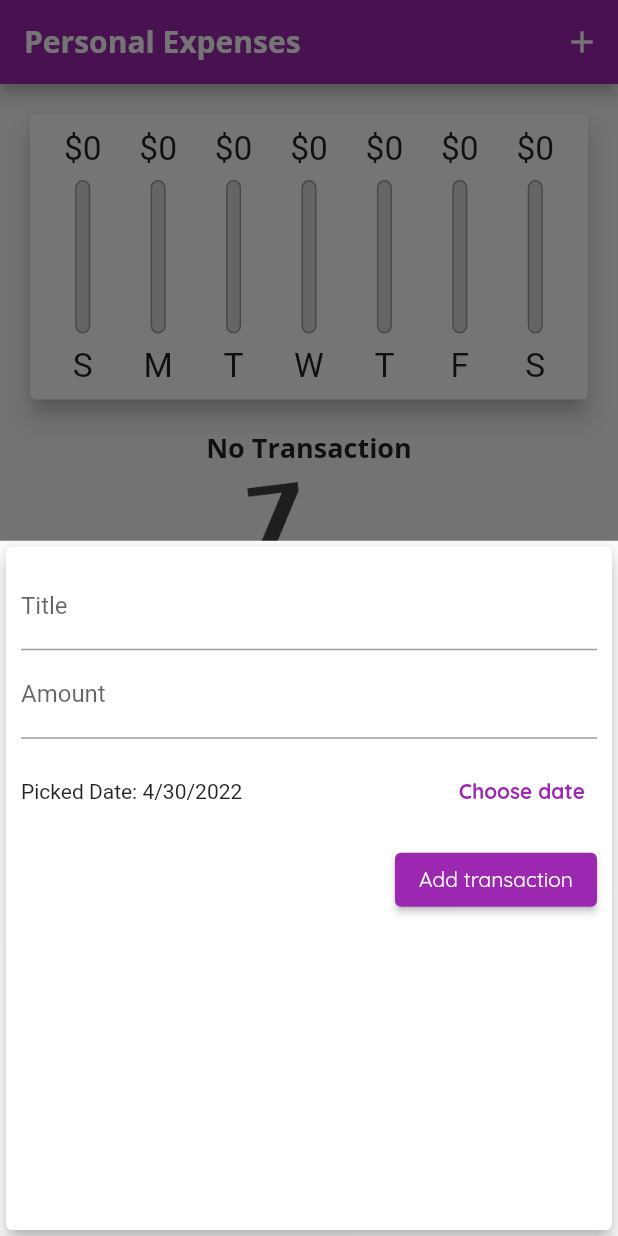
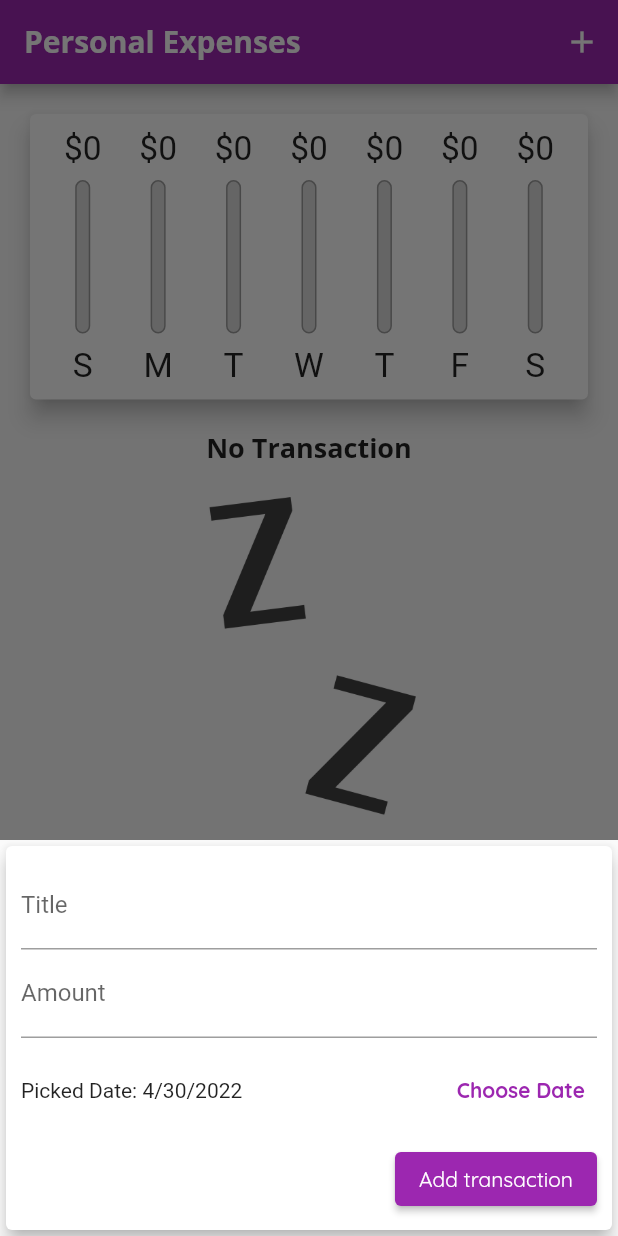
Before and after one commit to prasetion/personal_expenses, a Flutter app: the screen it shows after launch, after a tap on the "add" icon, on a phone screen of 412 x 824 dp. Run offline on Flutter 3.47's test engine with Material 2 defaults, Android fonts, the phone set to English and light mode, and no system bars.

Commit message:
adaptive widget

```diff
--- a/lib/main.dart
+++ b/lib/main.dart
@@ -1,10 +1,19 @@
+import 'package:flutter/cupertino.dart';
 import 'package:flutter/material.dart';
 import 'package:personal_expenses/widgets/chart.dart';
 import 'package:personal_expenses/widgets/new_transaction.dart';
 import 'package:personal_expenses/widgets/transaction_list.dart';
 import './models/transaction.dart';
+import 'dart:io';
 
-void main() => runApp(MyApp());
+void main() {
+  // WidgetsFlutterBinding.ensureInitialized();
+  // SystemChrome.setPreferredOrientations([
+  //   DeviceOrientation.portraitUp,
+  //   DeviceOrientation.portraitDown,
+  // ]);
+  runApp(MyApp());
+}
 
 class MyApp extends StatelessWidget {
   @override
@@ -58,6 +67,8 @@ class _MyHomePageState extends State<MyHomePage> {
     // ),
   ];
 
+  bool _showChart = false;
+
   List<Transaction> get _recentTransactions {
     return _userTransactions.where((element) {
       return element.date.isAfter(
@@ -103,7 +114,24 @@ class _MyHomePageState extends State<MyHomePage> {
 
   @override
   Widget build(BuildContext context) {
-    final appBar = AppBar(
+    final mediaQuery = MediaQuery.of(context);
+    final isLandscape = mediaQuery.orientation == Orientation.landscape;
+    final PreferredSizeWidget appBar = (Platform.isIOS
+        ? CupertinoNavigationBar(
+            middle: Text(
+              'Personal Expenses',
+            ),
+            trailing: Row(
+              mainAxisSize: MainAxisSize.min,
+              children: [
+                GestureDetector(
+                  child: Icon(CupertinoIcons.add),
+                  onTap: () => _startAddNewTransaction(context),
+                )
+              ],
+            ),
+          )
+        : AppBar(
             title: Text(
               'Personal Expenses',
             ),
@@ -115,33 +143,73 @@ class _MyHomePageState extends State<MyHomePage> {
                 },
               ),
             ],
-    );
+          )) as PreferredSizeWidget;
 
-    return Scaffold(
-      appBar: appBar,
-      body: SingleChildScrollView(
+    final transactionListWidget = Container(
+        height: (mediaQuery.size.height -
+                appBar.preferredSize.height -
+                mediaQuery.padding.top) *
+            0.7,
+        child: TransactionList(_userTransactions, _deleteTransaction));
+    final pageBody = SafeArea(
+        child: SingleChildScrollView(
       child: Column(
-          // mainAxisAlignment: MainAxisAlignment.spaceAround,
         crossAxisAlignment: CrossAxisAlignment.stretch,
         children: [
+          if (isLandscape)
+            Row(
+              mainAxisAlignment: MainAxisAlignment.center,
+              children: [
+                Text(
+                  "Show Chart",
+                  style: Theme.of(context).textTheme.headline6,
+                ),
+                Switch.adaptive(
+                    activeColor: Theme.of(context).accentColor,
+                    value: _showChart,
+                    onChanged: (val) {
+                      setState(() {
+                        _showChart = val;
+                      });
+                    }),
+              ],
+            ),
+          if (!isLandscape)
             Container(
-              height: (MediaQuery.of(context).size.height -
+              height: (mediaQuery.size.height -
                       appBar.preferredSize.height -
-                      MediaQuery.of(context).padding.top) *
+                      mediaQuery.padding.top) *
                   0.3,
               child: Chart(_recentTransactions),
             ),
-            Container(
-                height: (MediaQuery.of(context).size.height -
+          if (!isLandscape) transactionListWidget,
+          if (isLandscape)
+            _showChart
+                ? Container(
+                    height: (mediaQuery.size.height -
                             appBar.preferredSize.height -
-                        MediaQuery.of(context).padding.top) *
+                            mediaQuery.padding.top) *
                         0.7,
-                child: TransactionList(_userTransactions, _deleteTransaction)),
+                    child: Chart(_recentTransactions),
+                  )
+                : transactionListWidget
         ],
       ),
-      ),
-      floatingActionButtonLocation: FloatingActionButtonLocation.centerFloat,
-      floatingActionButton: FloatingActionButton(
+    ));
+
+    return Platform.isIOS
+        ? CupertinoPageScaffold(
+            child: pageBody,
+            navigationBar: appBar as ObstructingPreferredSizeWidget,
+          )
+        : Scaffold(
+            appBar: appBar,
+            body: pageBody,
+            floatingActionButtonLocation:
+                FloatingActionButtonLocation.centerFloat,
+            floatingActionButton: Platform.isIOS
+                ? Container()
+                : FloatingActionButton(
                     child: Icon(Icons.add),
                     onPressed: () {
                       _startAddNewTransaction(context);
--- /dev/null
+++ b/lib/widgets/adaptive_button.dart
@@ -0,0 +1,28 @@
+import 'package:flutter/material.dart';
+import "package:flutter/cupertino.dart";
+import "dart:io";
+
+class AdaptiveFlatButton extends StatelessWidget {
+  final String text;
+  final VoidCallback handler;
+
+  AdaptiveFlatButton(this.text, this.handler);
+
+  @override
+  Widget build(BuildContext context) {
+    return Platform.isIOS
+        ? CupertinoButton(
+            child: Text(
+              text,
+              style: TextStyle(fontWeight: FontWeight.bold),
+            ),
+            onPressed: handler)
+        : TextButton(
+            onPressed: handler,
+            child: Text(
+              text,
+              style: TextStyle(fontWeight: FontWeight.bold),
+            ),
+          );
+  }
+}
--- a/lib/widgets/new_transaction.dart
+++ b/lib/widgets/new_transaction.dart
@@ -1,5 +1,9 @@
+import 'dart:io';
+
+import 'package:flutter/cupertino.dart';
 import 'package:flutter/material.dart';
 import 'package:intl/intl.dart';
+import 'package:personal_expenses/widgets/adaptive_button.dart';
 
 class NewTransaction extends StatefulWidget {
   final Function addTransaction;
@@ -46,10 +50,16 @@ class _NewTransactionState extends State<NewTransaction> {
 
   @override
   Widget build(BuildContext context) {
-    return Card(
+    return SingleChildScrollView(
+      child: Card(
         elevation: 5,
         child: Container(
-        padding: EdgeInsets.all(10),
+          padding: EdgeInsets.only(
+            top: 10,
+            left: 10,
+            right: 10,
+            bottom: MediaQuery.of(context).viewInsets.bottom + 10,
+          ),
           child: Column(
             crossAxisAlignment: CrossAxisAlignment.end,
             children: [
@@ -79,13 +89,7 @@ class _NewTransactionState extends State<NewTransaction> {
                             : "Picked Date: ${DateFormat.yMd().format(_selectedDate)}",
                       ),
                     ),
-                  TextButton(
-                    onPressed: _presentDatePicker,
-                    child: Text(
-                      "Choose date",
-                      style: TextStyle(fontWeight: FontWeight.bold),
-                    ),
-                  )
+                    AdaptiveFlatButton("Choose Date", _presentDatePicker),
                   ],
                 ),
               ),
@@ -96,6 +100,7 @@ class _NewTransactionState extends State<NewTransaction> {
             ],
           ),
         ),
+      ),
     );
   }
 }
--- a/lib/widgets/transaction_list.dart
+++ b/lib/widgets/transaction_list.dart
@@ -11,24 +11,26 @@ class TransactionList extends StatelessWidget {
   @override
   Widget build(BuildContext context) {
     return transactions.isEmpty
-        ? Column(
+        ? LayoutBuilder(builder: (ctx, constraints) {
+            return Column(
               children: [
                 Text(
                   "No Transaction",
                   style: Theme.of(context).textTheme.headline6,
                 ),
                 SizedBox(
-                height: 10,
+                  height: 20,
                 ),
                 Container(
-                height: 200,
+                  height: constraints.maxHeight * 0.6,
                   child: Image.asset(
                     "assets/images/waiting.png",
                     fit: BoxFit.cover,
                   ),
                 ),
               ],
-          )
+            );
+          })
         : ListView.builder(
             itemBuilder: (context, index) {
               return Card(
@@ -52,10 +54,21 @@ class TransactionList extends StatelessWidget {
                   subtitle: Text(
                     DateFormat.yMMMMd().format(transactions[index].date),
                   ),
-                  trailing: IconButton(
+                  trailing: MediaQuery.of(context).size.width > 460
+                      ? TextButton.icon(
+                          icon: Icon(Icons.delete),
+                          label: Text("Delete"),
+                          style: TextButton.styleFrom(
+                            primary: Theme.of(context).errorColor,
+                          ),
+                          onPressed: () =>
+                              deleteTransaction(transactions[index].id),
+                        )
+                      : IconButton(
                           icon: Icon(Icons.delete),
                           color: Theme.of(context).errorColor,
-                    onPressed: () => deleteTransaction(transactions[index].id),
+                          onPressed: () =>
+                              deleteTransaction(transactions[index].id),
                         ),
                 ),
               );
```
Lines whose indentation alone changed are shown as unchanged.
